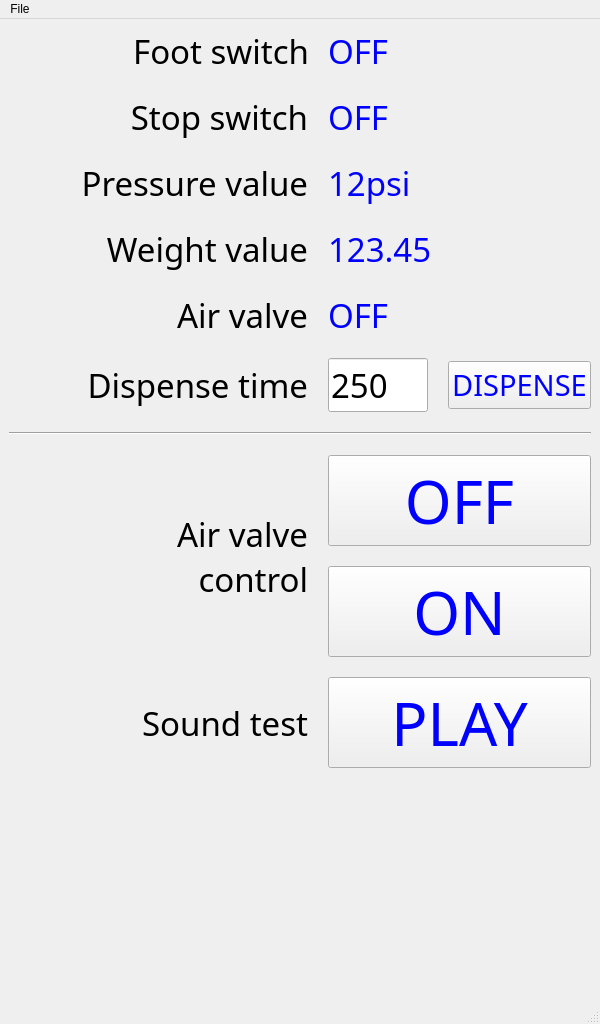
The window that Philler_Main.ui (Gauntleteer/Philler) describes before a commit, drawn with Qt 5.
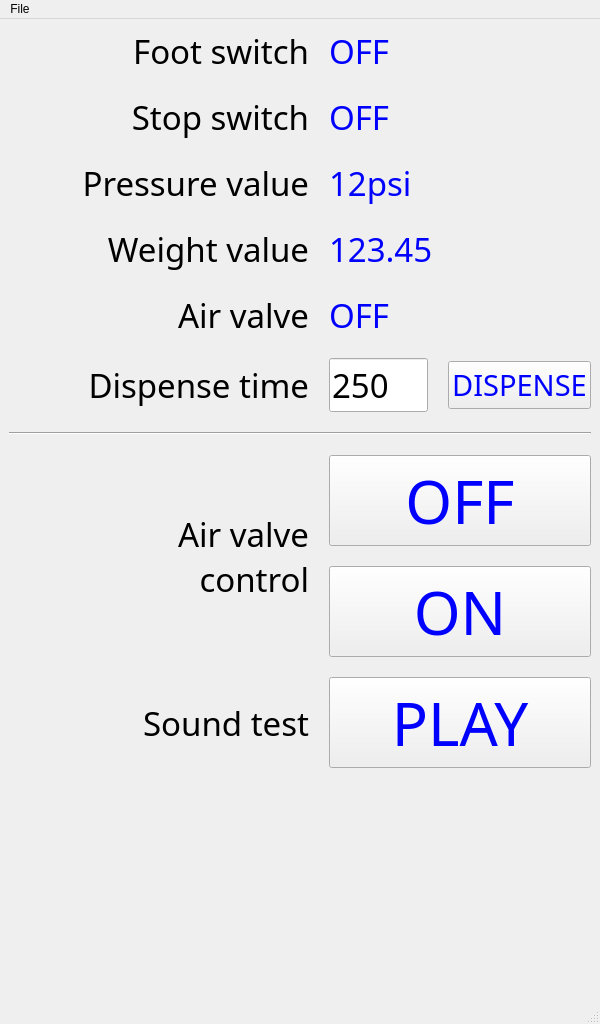
The same window after the commit. Icons and pictures are not drawn.

```diff
--- a/Philler_Main.ui
+++ b/Philler_Main.ui
@@ -526,6 +526,12 @@
            <layout class="QGridLayout" name="gridLayout_9">
             <item row="0" column="0">
              <widget class="QLineEdit" name="le_diag_dispense_time">
+              <property name="minimumSize">
+               <size>
+                <width>92</width>
+                <height>0</height>
+               </size>
+              </property>
               <property name="font">
                <font>
                 <family>Montserrat Medium</family>
```
